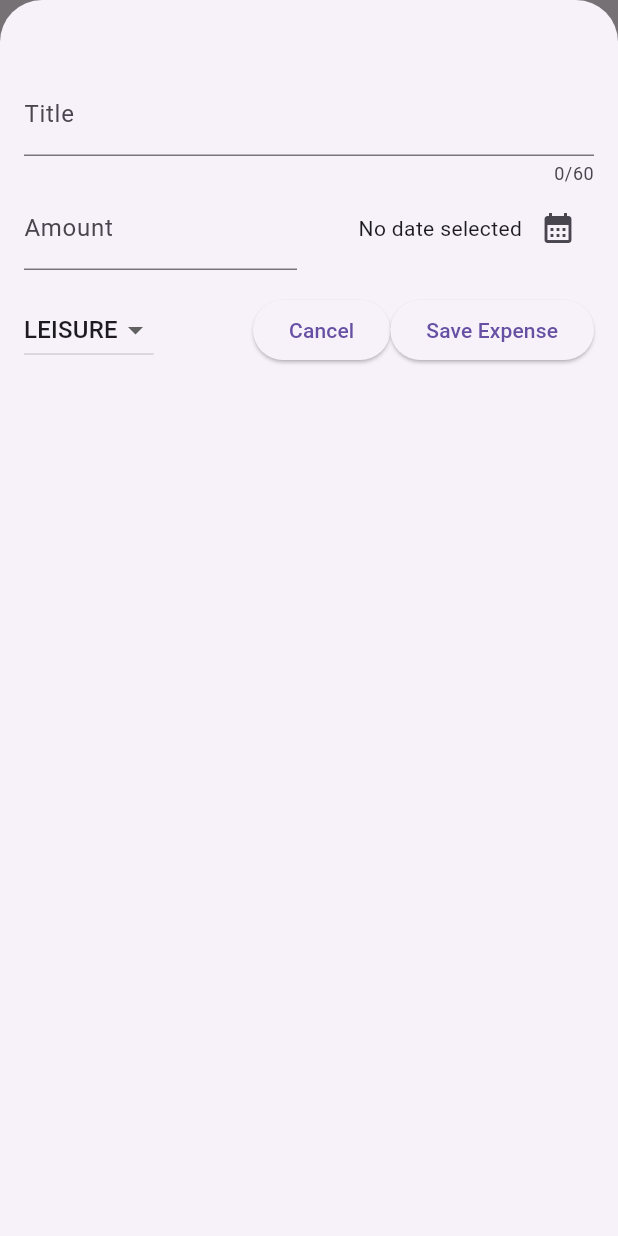
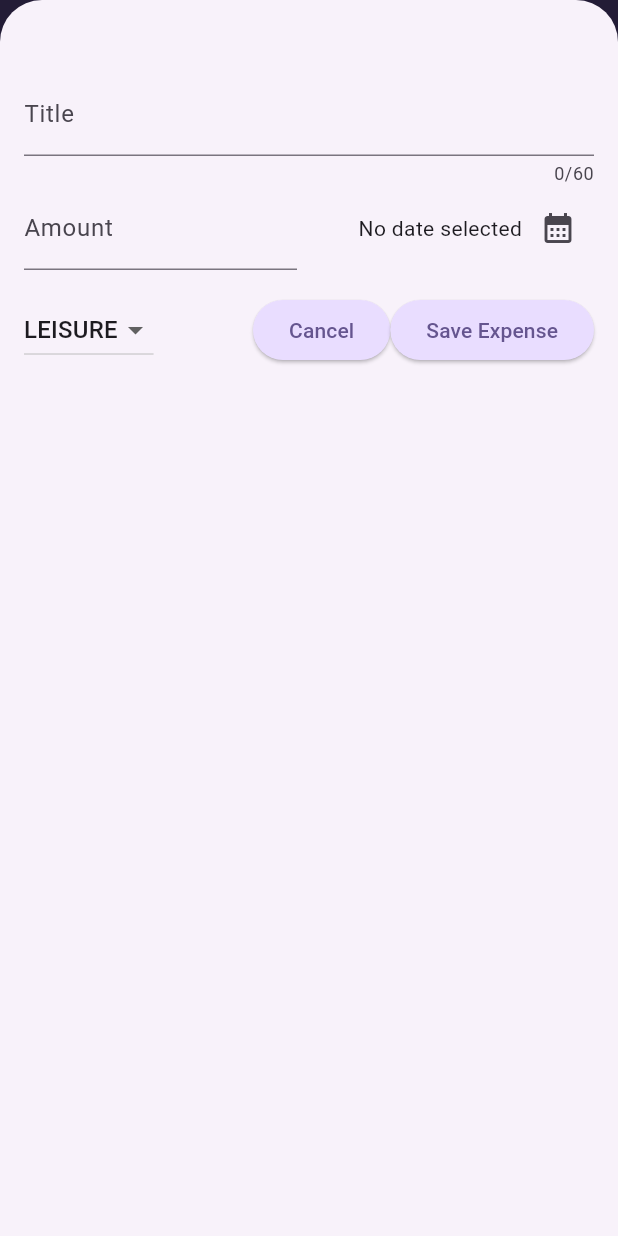
Before and after one commit to Shahmahdi/expense_tracker_flutter, a Flutter app: the screen it shows after launch, after a tap on the "add" icon, on a phone screen of 412 x 824 dp. Run offline on Flutter 3.47's test engine with Material 3 defaults, Android fonts, the phone set to English and light mode, and no system bars.

Commit message:
theme added

```diff
--- a/lib/main.dart
+++ b/lib/main.dart
@@ -1,9 +1,60 @@
 import 'package:expense_tracker/widgets/expenses/expenses.dart';
 import 'package:flutter/material.dart';
 
+var kColorScheme = ColorScheme.fromSeed(
+  seedColor: const Color.fromARGB(255, 96, 59, 181),
+);
+
+var kDarkColorScheme = ColorScheme.fromSeed(
+  brightness: Brightness.dark,
+  seedColor: const Color.fromARGB(255, 5, 99, 125),
+);
+
 void main() {
   runApp(MaterialApp(
-    theme: ThemeData(useMaterial3: true),
+    darkTheme: ThemeData.dark().copyWith(
+      colorScheme: kDarkColorScheme,
+      cardTheme: const CardTheme().copyWith(
+        color: kDarkColorScheme.secondaryContainer,
+        margin: const EdgeInsets.symmetric(
+          horizontal: 16,
+          vertical: 8,
+        ),
+      ),
+      elevatedButtonTheme: ElevatedButtonThemeData(
+        style: ElevatedButton.styleFrom(
+          backgroundColor: kDarkColorScheme.primaryContainer,
+          foregroundColor: kDarkColorScheme.onPrimaryContainer
+        ),
+      ),
+    ),
+    theme: ThemeData().copyWith(
+      colorScheme: kColorScheme,
+      appBarTheme: const AppBarTheme().copyWith(
+        backgroundColor: kColorScheme.onPrimaryContainer,
+        foregroundColor: kColorScheme.primaryContainer,
+      ),
+      cardTheme: const CardTheme().copyWith(
+        color: kColorScheme.secondaryContainer,
+        margin: const EdgeInsets.symmetric(
+          horizontal: 16,
+          vertical: 8,
+        ),
+      ),
+      elevatedButtonTheme: ElevatedButtonThemeData(
+        style: ElevatedButton.styleFrom(
+          backgroundColor: kColorScheme.primaryContainer,
+        ),
+      ),
+      textTheme: ThemeData().textTheme.copyWith(
+            titleLarge: TextStyle(
+              fontWeight: FontWeight.bold,
+              color: kColorScheme.onSecondaryContainer,
+              fontSize: 16,
+            ),
+          ),
+    ),
+    // themeMode: ThemeMode.system, // default
     home: const Expenses(),
   ));
 }
--- a/lib/widgets/expenses/expense_item.dart
+++ b/lib/widgets/expenses/expense_item.dart
@@ -15,8 +15,12 @@ class ExpenseItem extends StatelessWidget {
           vertical: 16,
         ),
         child: Column(
+          crossAxisAlignment: CrossAxisAlignment.start,
           children: [
-            Text(expense.title),
+            Text(
+              expense.title,
+              style: Theme.of(context).textTheme.titleLarge,
+            ),
             const SizedBox(
               height: 4,
             ),
--- a/lib/widgets/expenses/expenses_list.dart
+++ b/lib/widgets/expenses/expenses_list.dart
@@ -18,6 +18,12 @@ class ExpensesList extends StatelessWidget {
       itemCount: expenses.length,
       itemBuilder: (context, index) => Dismissible(
         key: ValueKey(expenses[index]),
+        background: Container(
+          color: Theme.of(context).colorScheme.error.withOpacity(0.75),
+          margin: EdgeInsets.symmetric(
+            horizontal: Theme.of(context).cardTheme.margin!.horizontal,
+          ),
+        ),
         onDismissed: (direction) {
           onRemoveExpense(expenses[index]);
         },
```
